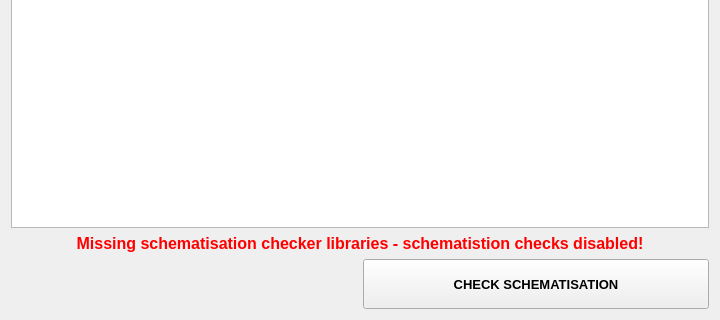
nens/threedi-api-qgis-client, file threedi_models_and_simulations/ui/upload_wizard/page_check_model.ui: the form before one commit; both pictures show x 0 to 720 and y 493 to 813 of the 720 by 813 pixel window.
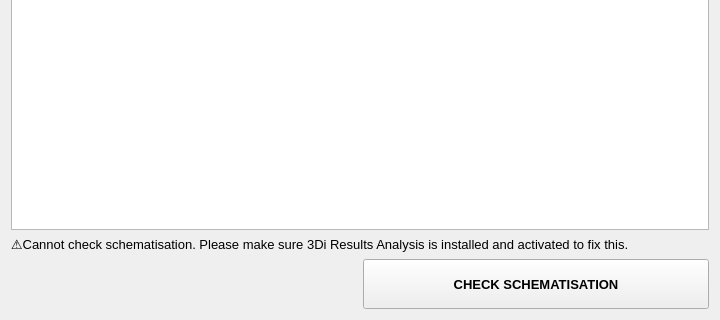
The form after the commit. Icons and pictures are not drawn.

Diff of the .ui file:
```diff
--- a/threedi_models_and_simulations/ui/upload_wizard/page_check_model.ui
+++ b/threedi_models_and_simulations/ui/upload_wizard/page_check_model.ui
@@ -200,11 +200,11 @@
        <property name="font">
         <font>
          <family>Segoe UI</family>
-         <pointsize>12</pointsize>
+         <pointsize>10</pointsize>
         </font>
        </property>
        <property name="text">
-        <string>&lt;html&gt;&lt;head/&gt;&lt;body&gt;&lt;p align=&quot;center&quot;&gt;&lt;span style=&quot; font-weight:600; color:#ff0000;&quot;&gt;Missing schematisation checker libraries - schematistion checks disabled!&lt;/span&gt;&lt;/p&gt;&lt;/body&gt;&lt;/html&gt;</string>
+        <string>⚠Cannot check schematisation. Please make sure 3Di Results Analysis is installed and activated to fix this.</string>
        </property>
        <property name="wordWrap">
         <bool>true</bool>
```
